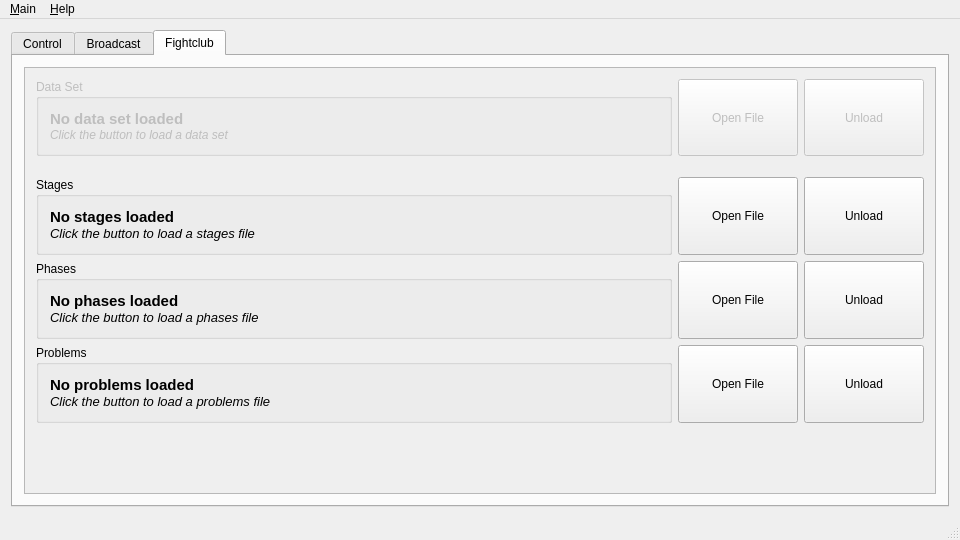
Above: client/fightclubclient.ui from SFr682k/fightclub before the change. Below: the same form after it.
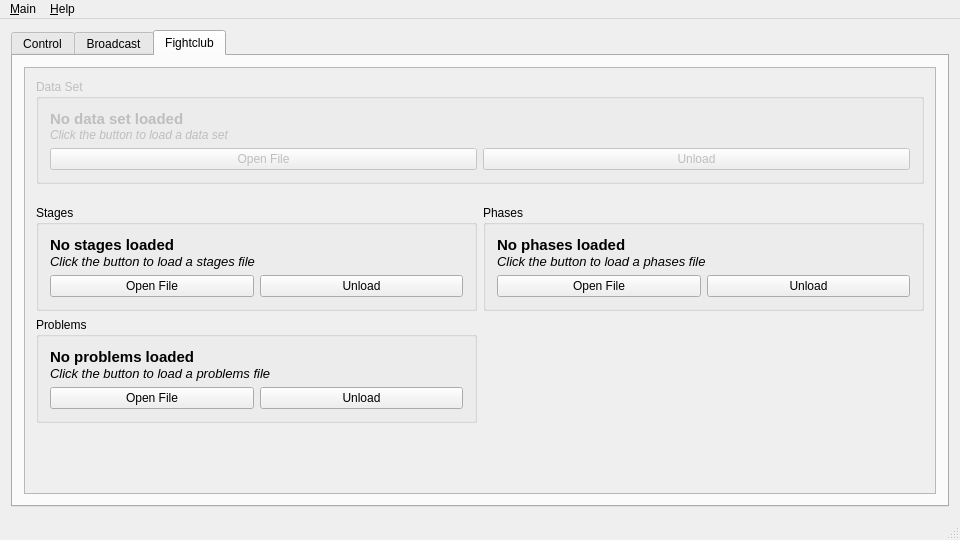
That is the form after the change. The open tabs and pages were chosen to show the change. Icons and pictures are not drawn.

The edit to the form file:
```diff
--- a/client/fightclubclient.ui
+++ b/client/fightclubclient.ui
@@ -1335,196 +1335,14 @@
              <x>0</x>
              <y>0</y>
              <width>904</width>
-             <height>425</height>
+             <height>475</height>
             </rect>
            </property>
-           <layout class="QGridLayout" name="gridLayout_4">
-            <item row="5" column="0">
-             <spacer name="verticalSpacer_5">
-              <property name="orientation">
-               <enum>Qt::Vertical</enum>
-              </property>
-              <property name="sizeHint" stdset="0">
-               <size>
-                <width>20</width>
-                <height>40</height>
-               </size>
-              </property>
-             </spacer>
-            </item>
-            <item row="3" column="1">
-             <widget class="QPushButton" name="loadPhasesFile">
-              <property name="sizePolicy">
-               <sizepolicy hsizetype="Minimum" vsizetype="Minimum">
-                <horstretch>0</horstretch>
-                <verstretch>0</verstretch>
-               </sizepolicy>
-              </property>
-              <property name="minimumSize">
-               <size>
-                <width>120</width>
-                <height>0</height>
-               </size>
-              </property>
-              <property name="maximumSize">
-               <size>
-                <width>120</width>
-                <height>16777215</height>
-               </size>
-              </property>
-              <property name="text">
-               <string>Open File</string>
-              </property>
-              <property name="icon">
-               <iconset resource="resources.qrc">
-                <normaloff>:/breeze-icons/document-open-24.png</normaloff>:/breeze-icons/document-open-24.png</iconset>
-              </property>
-              <property name="iconSize">
-               <size>
-                <width>24</width>
-                <height>24</height>
-               </size>
-              </property>
-             </widget>
-            </item>
-            <item row="2" column="1">
-             <widget class="QPushButton" name="loadStagesFile">
-              <property name="sizePolicy">
-               <sizepolicy hsizetype="Minimum" vsizetype="Minimum">
-                <horstretch>0</horstretch>
-                <verstretch>0</verstretch>
-               </sizepolicy>
-              </property>
-              <property name="minimumSize">
-               <size>
-                <width>120</width>
-                <height>0</height>
-               </size>
-              </property>
-              <property name="maximumSize">
-               <size>
-                <width>120</width>
-                <height>16777215</height>
-               </size>
-              </property>
-              <property name="text">
-               <string>Open File</string>
-              </property>
-              <property name="icon">
-               <iconset resource="resources.qrc">
-                <normaloff>:/breeze-icons/document-open-24.png</normaloff>:/breeze-icons/document-open-24.png</iconset>
-              </property>
-              <property name="iconSize">
-               <size>
-                <width>24</width>
-                <height>24</height>
-               </size>
-              </property>
-             </widget>
-            </item>
-            <item row="0" column="1">
-             <widget class="QPushButton" name="loadDataSet">
-              <property name="enabled">
-               <bool>false</bool>
-              </property>
-              <property name="sizePolicy">
-               <sizepolicy hsizetype="Minimum" vsizetype="Minimum">
-                <horstretch>0</horstretch>
-                <verstretch>0</verstretch>
-               </sizepolicy>
-              </property>
-              <property name="minimumSize">
-               <size>
-                <width>120</width>
-                <height>0</height>
-               </size>
-              </property>
-              <property name="maximumSize">
-               <size>
-                <width>120</width>
-                <height>16777215</height>
-               </size>
-              </property>
-              <property name="text">
-               <string>Open File</string>
-              </property>
-              <property name="icon">
-               <iconset resource="resources.qrc">
-                <normaloff>:/breeze-icons/document-open-24.png</normaloff>:/breeze-icons/document-open-24.png</iconset>
-              </property>
-              <property name="iconSize">
-               <size>
-                <width>24</width>
-                <height>24</height>
-               </size>
-              </property>
-             </widget>
-            </item>
-            <item row="3" column="0">
-             <widget class="QGroupBox" name="phasesBox">
-              <property name="title">
-               <string>Phases</string>
-              </property>
-              <layout class="QVBoxLayout" name="verticalLayout_10">
-               <property name="spacing">
+           <layout class="QVBoxLayout" name="verticalLayout_15">
+            <property name="bottomMargin">
                 <number>0</number>
                </property>
                <item>
-                <widget class="QLabel" name="phasesFileTitle">
-                 <property name="sizePolicy">
-                  <sizepolicy hsizetype="Ignored" vsizetype="Preferred">
-                   <horstretch>0</horstretch>
-                   <verstretch>0</verstretch>
-                  </sizepolicy>
-                 </property>
-                 <property name="font">
-                  <font>
-                   <pointsize>11</pointsize>
-                   <weight>75</weight>
-                   <bold>true</bold>
-                  </font>
-                 </property>
-                 <property name="text">
-                  <string>No phases loaded</string>
-                 </property>
-                </widget>
-               </item>
-               <item>
-                <widget class="QLabel" name="phasesFileDescr">
-                 <property name="font">
-                  <font>
-                   <pointsize>10</pointsize>
-                   <italic>true</italic>
-                  </font>
-                 </property>
-                 <property name="text">
-                  <string>Click the button to load a phases file</string>
-                 </property>
-                 <property name="wordWrap">
-                  <bool>true</bool>
-                 </property>
-                </widget>
-               </item>
-              </layout>
-             </widget>
-            </item>
-            <item row="1" column="0">
-             <spacer name="verticalSpacer_6">
-              <property name="orientation">
-               <enum>Qt::Vertical</enum>
-              </property>
-              <property name="sizeType">
-               <enum>QSizePolicy::Fixed</enum>
-              </property>
-              <property name="sizeHint" stdset="0">
-               <size>
-                <width>20</width>
-                <height>15</height>
-               </size>
-              </property>
-             </spacer>
-            </item>
-            <item row="0" column="0">
              <widget class="QGroupBox" name="dataSetBox">
               <property name="enabled">
                <bool>false</bool>
@@ -1565,10 +1383,100 @@
                  </property>
                 </widget>
                </item>
-              </layout>
+               <item>
+                <spacer name="verticalSpacer_10">
+                 <property name="orientation">
+                  <enum>Qt::Vertical</enum>
+                 </property>
+                 <property name="sizeHint" stdset="0">
+                  <size>
+                   <width>20</width>
+                   <height>6</height>
+                  </size>
+                 </property>
+                </spacer>
+               </item>
+               <item>
+                <layout class="QHBoxLayout" name="horizontalLayout_5">
+                 <item>
+                  <widget class="QPushButton" name="loadDataSet">
+                   <property name="enabled">
+                    <bool>false</bool>
+                   </property>
+                   <property name="sizePolicy">
+                    <sizepolicy hsizetype="Minimum" vsizetype="Minimum">
+                     <horstretch>0</horstretch>
+                     <verstretch>0</verstretch>
+                    </sizepolicy>
+                   </property>
+                   <property name="text">
+                    <string>Open File</string>
+                   </property>
+                   <property name="icon">
+                    <iconset resource="resources.qrc">
+                     <normaloff>:/breeze-icons/document-open-24.png</normaloff>:/breeze-icons/document-open-24.png</iconset>
+                   </property>
+                   <property name="iconSize">
+                    <size>
+                     <width>24</width>
+                     <height>24</height>
+                    </size>
+                   </property>
+                  </widget>
+                 </item>
+                 <item>
+                  <widget class="QPushButton" name="unloadDataSet">
+                   <property name="enabled">
+                    <bool>false</bool>
+                   </property>
+                   <property name="sizePolicy">
+                    <sizepolicy hsizetype="Minimum" vsizetype="Minimum">
+                     <horstretch>0</horstretch>
+                     <verstretch>0</verstretch>
+                    </sizepolicy>
+                   </property>
+                   <property name="text">
+                    <string>Unload</string>
+                   </property>
+                   <property name="icon">
+                    <iconset resource="resources.qrc">
+                     <normaloff>:/breeze-icons/edit-clear-24.png</normaloff>:/breeze-icons/edit-clear-24.png</iconset>
+                   </property>
+                   <property name="iconSize">
+                    <size>
+                     <width>24</width>
+                     <height>24</height>
+                    </size>
+                   </property>
+                  </widget>
+                 </item>
+                </layout>
+               </item>
+              </layout>
              </widget>
             </item>
-            <item row="2" column="0">
+            <item>
+             <spacer name="verticalSpacer_6">
+              <property name="orientation">
+               <enum>Qt::Vertical</enum>
+              </property>
+              <property name="sizeType">
+               <enum>QSizePolicy::Fixed</enum>
+              </property>
+              <property name="sizeHint" stdset="0">
+               <size>
+                <width>20</width>
+                <height>15</height>
+               </size>
+              </property>
+             </spacer>
+            </item>
+            <item>
+             <layout class="QGridLayout" name="gridLayout_3" columnstretch="1,1">
+              <property name="sizeConstraint">
+               <enum>QLayout::SetDefaultConstraint</enum>
+              </property>
+              <item row="0" column="0">
              <widget class="QGroupBox" name="stagesBox">
               <property name="title">
                <string>Stages</string>
@@ -1580,7 +1488,7 @@
                <item>
                 <widget class="QLabel" name="stagesFileTitle">
                  <property name="sizePolicy">
-                  <sizepolicy hsizetype="Ignored" vsizetype="Preferred">
+                    <sizepolicy hsizetype="Ignored" vsizetype="Fixed">
                    <horstretch>0</horstretch>
                    <verstretch>0</verstretch>
                   </sizepolicy>
@@ -1595,10 +1503,19 @@
                  <property name="text">
                   <string>No stages loaded</string>
                  </property>
+                   <property name="wordWrap">
+                    <bool>true</bool>
+                   </property>
                 </widget>
                </item>
                <item>
                 <widget class="QLabel" name="stagesFileDescr">
+                   <property name="sizePolicy">
+                    <sizepolicy hsizetype="Preferred" vsizetype="Fixed">
+                     <horstretch>0</horstretch>
+                     <verstretch>0</verstretch>
+                    </sizepolicy>
+                   </property>
                  <property name="font">
                   <font>
                    <pointsize>10</pointsize>
@@ -1613,34 +1530,31 @@
                  </property>
                 </widget>
                </item>
-              </layout>
-             </widget>
-            </item>
-            <item row="0" column="2">
-             <widget class="QPushButton" name="unloadDataSet">
-              <property name="enabled">
-               <bool>false</bool>
-              </property>
+                 <item>
+                  <spacer name="verticalSpacer_7">
+                   <property name="orientation">
+                    <enum>Qt::Vertical</enum>
+                   </property>
+                   <property name="sizeHint" stdset="0">
+                    <size>
+                     <width>20</width>
+                     <height>6</height>
+                    </size>
+                   </property>
+                  </spacer>
+                 </item>
+                 <item>
+                  <layout class="QHBoxLayout" name="horizontalLayout_4">
+                   <item>
+                    <widget class="QPushButton" name="loadStagesFile">
               <property name="sizePolicy">
                <sizepolicy hsizetype="Minimum" vsizetype="Minimum">
                 <horstretch>0</horstretch>
                 <verstretch>0</verstretch>
                </sizepolicy>
               </property>
-              <property name="minimumSize">
-               <size>
-                <width>120</width>
-                <height>0</height>
-               </size>
-              </property>
-              <property name="maximumSize">
-               <size>
-                <width>120</width>
-                <height>16777215</height>
-               </size>
-              </property>
               <property name="text">
-               <string>Unload</string>
+                      <string>Open File</string>
               </property>
               <property name="icon">
                <iconset resource="resources.qrc">
@@ -1654,7 +1568,7 @@
               </property>
              </widget>
             </item>
-            <item row="2" column="2">
+                   <item>
              <widget class="QPushButton" name="unloadStagesFile">
               <property name="sizePolicy">
                <sizepolicy hsizetype="Minimum" vsizetype="Minimum">
@@ -1662,18 +1576,6 @@
                 <verstretch>0</verstretch>
                </sizepolicy>
               </property>
-              <property name="minimumSize">
-               <size>
-                <width>120</width>
-                <height>0</height>
-               </size>
-              </property>
-              <property name="maximumSize">
-               <size>
-                <width>120</width>
-                <height>16777215</height>
-               </size>
-              </property>
               <property name="text">
                <string>Unload</string>
               </property>
@@ -1689,42 +1591,12 @@
               </property>
              </widget>
             </item>
-            <item row="3" column="2">
-             <widget class="QPushButton" name="unloadPhasesFile">
-              <property name="sizePolicy">
-               <sizepolicy hsizetype="Minimum" vsizetype="Minimum">
-                <horstretch>0</horstretch>
-                <verstretch>0</verstretch>
-               </sizepolicy>
-              </property>
-              <property name="minimumSize">
-               <size>
-                <width>120</width>
-                <height>0</height>
-               </size>
-              </property>
-              <property name="maximumSize">
-               <size>
-                <width>120</width>
-                <height>16777215</height>
-               </size>
-              </property>
-              <property name="text">
-               <string>Unload</string>
-              </property>
-              <property name="icon">
-               <iconset resource="resources.qrc">
-                <normaloff>:/breeze-icons/edit-clear-24.png</normaloff>:/breeze-icons/edit-clear-24.png</iconset>
-              </property>
-              <property name="iconSize">
-               <size>
-                <width>24</width>
-                <height>24</height>
-               </size>
-              </property>
-             </widget>
-            </item>
-            <item row="4" column="0">
+                  </layout>
+                 </item>
+                </layout>
+               </widget>
+              </item>
+              <item row="2" column="0">
              <widget class="QGroupBox" name="problemsBox">
               <property name="title">
                <string>Problems</string>
@@ -1745,6 +1617,9 @@
                  <property name="text">
                   <string>No problems loaded</string>
                  </property>
+                   <property name="wordWrap">
+                    <bool>true</bool>
+                   </property>
                 </widget>
                </item>
                <item>
@@ -1758,12 +1633,27 @@
                  <property name="text">
                   <string>Click the button to load a problems file</string>
                  </property>
-                </widget>
-               </item>
-              </layout>
-             </widget>
-            </item>
-            <item row="4" column="1">
+                   <property name="wordWrap">
+                    <bool>true</bool>
+                   </property>
+                  </widget>
+                 </item>
+                 <item>
+                  <spacer name="verticalSpacer_9">
+                   <property name="orientation">
+                    <enum>Qt::Vertical</enum>
+                   </property>
+                   <property name="sizeHint" stdset="0">
+                    <size>
+                     <width>20</width>
+                     <height>6</height>
+                    </size>
+                   </property>
+                  </spacer>
+                 </item>
+                 <item>
+                  <layout class="QHBoxLayout" name="horizontalLayout_3">
+                   <item>
              <widget class="QPushButton" name="loadProblemsFile">
               <property name="sizePolicy">
                <sizepolicy hsizetype="Minimum" vsizetype="Minimum">
@@ -1786,15 +1676,135 @@
               </property>
              </widget>
             </item>
-            <item row="4" column="2">
+                   <item>
              <widget class="QPushButton" name="unloadProblemsFile">
+                     <property name="text">
+                      <string>Unload</string>
+                     </property>
+                     <property name="icon">
+                      <iconset resource="resources.qrc">
+                       <normaloff>:/breeze-icons/edit-clear-24.png</normaloff>:/breeze-icons/edit-clear-24.png</iconset>
+                     </property>
+                     <property name="iconSize">
+                      <size>
+                       <width>24</width>
+                       <height>24</height>
+                      </size>
+                     </property>
+                    </widget>
+                   </item>
+                  </layout>
+                 </item>
+                </layout>
+               </widget>
+              </item>
+              <item row="0" column="1">
+               <widget class="QGroupBox" name="phasesBox">
+                <property name="title">
+                 <string>Phases</string>
+                </property>
+                <layout class="QVBoxLayout" name="verticalLayout_10">
+                 <property name="spacing">
+                  <number>0</number>
+                 </property>
+                 <item>
+                  <widget class="QLabel" name="phasesFileTitle">
               <property name="sizePolicy">
-               <sizepolicy hsizetype="Minimum" vsizetype="Ignored">
+                    <sizepolicy hsizetype="Ignored" vsizetype="Fixed">
                 <horstretch>0</horstretch>
                 <verstretch>0</verstretch>
                </sizepolicy>
               </property>
+                   <property name="font">
+                    <font>
+                     <pointsize>11</pointsize>
+                     <weight>75</weight>
+                     <bold>true</bold>
+                    </font>
+                   </property>
               <property name="text">
+                    <string>No phases loaded</string>
+                   </property>
+                   <property name="wordWrap">
+                    <bool>true</bool>
+                   </property>
+                  </widget>
+                 </item>
+                 <item>
+                  <widget class="QLabel" name="phasesFileDescr">
+                   <property name="sizePolicy">
+                    <sizepolicy hsizetype="Preferred" vsizetype="Fixed">
+                     <horstretch>0</horstretch>
+                     <verstretch>0</verstretch>
+                    </sizepolicy>
+                   </property>
+                   <property name="font">
+                    <font>
+                     <pointsize>10</pointsize>
+                     <italic>true</italic>
+                    </font>
+                   </property>
+                   <property name="text">
+                    <string>Click the button to load a phases file</string>
+                   </property>
+                   <property name="wordWrap">
+                    <bool>true</bool>
+                   </property>
+                  </widget>
+                 </item>
+                 <item>
+                  <spacer name="verticalSpacer_8">
+                   <property name="orientation">
+                    <enum>Qt::Vertical</enum>
+                   </property>
+                   <property name="sizeHint" stdset="0">
+                    <size>
+                     <width>20</width>
+                     <height>6</height>
+                    </size>
+                   </property>
+                  </spacer>
+                 </item>
+                 <item>
+                  <layout class="QHBoxLayout" name="horizontalLayout_6">
+                   <item>
+                    <widget class="QPushButton" name="loadPhasesFile">
+                     <property name="sizePolicy">
+                      <sizepolicy hsizetype="Minimum" vsizetype="Minimum">
+                       <horstretch>0</horstretch>
+                       <verstretch>0</verstretch>
+                      </sizepolicy>
+                     </property>
+                     <property name="minimumSize">
+                      <size>
+                       <width>120</width>
+                       <height>0</height>
+                      </size>
+                     </property>
+                     <property name="text">
+                      <string>Open File</string>
+                     </property>
+                     <property name="icon">
+                      <iconset resource="resources.qrc">
+                       <normaloff>:/breeze-icons/document-open-24.png</normaloff>:/breeze-icons/document-open-24.png</iconset>
+                     </property>
+                     <property name="iconSize">
+                      <size>
+                       <width>24</width>
+                       <height>24</height>
+                      </size>
+                     </property>
+                    </widget>
+                   </item>
+                   <item>
+                    <widget class="QPushButton" name="unloadPhasesFile">
+                     <property name="sizePolicy">
+                      <sizepolicy hsizetype="Minimum" vsizetype="Minimum">
+                       <horstretch>0</horstretch>
+                       <verstretch>0</verstretch>
+                      </sizepolicy>
+                     </property>
+                     <property name="text">
                <string>Unload</string>
               </property>
               <property name="icon">
@@ -1808,6 +1818,26 @@
                </size>
               </property>
              </widget>
+                   </item>
+                  </layout>
+                 </item>
+                </layout>
+               </widget>
+              </item>
+             </layout>
+            </item>
+            <item>
+             <spacer name="verticalSpacer_5">
+              <property name="orientation">
+               <enum>Qt::Vertical</enum>
+              </property>
+              <property name="sizeHint" stdset="0">
+               <size>
+                <width>20</width>
+                <height>40</height>
+               </size>
+              </property>
+             </spacer>
             </item>
            </layout>
           </widget>
```
Left out of the diff: 2 changed lines with no effect on the pictures. Lines whose indentation alone changed are shown as unchanged.
